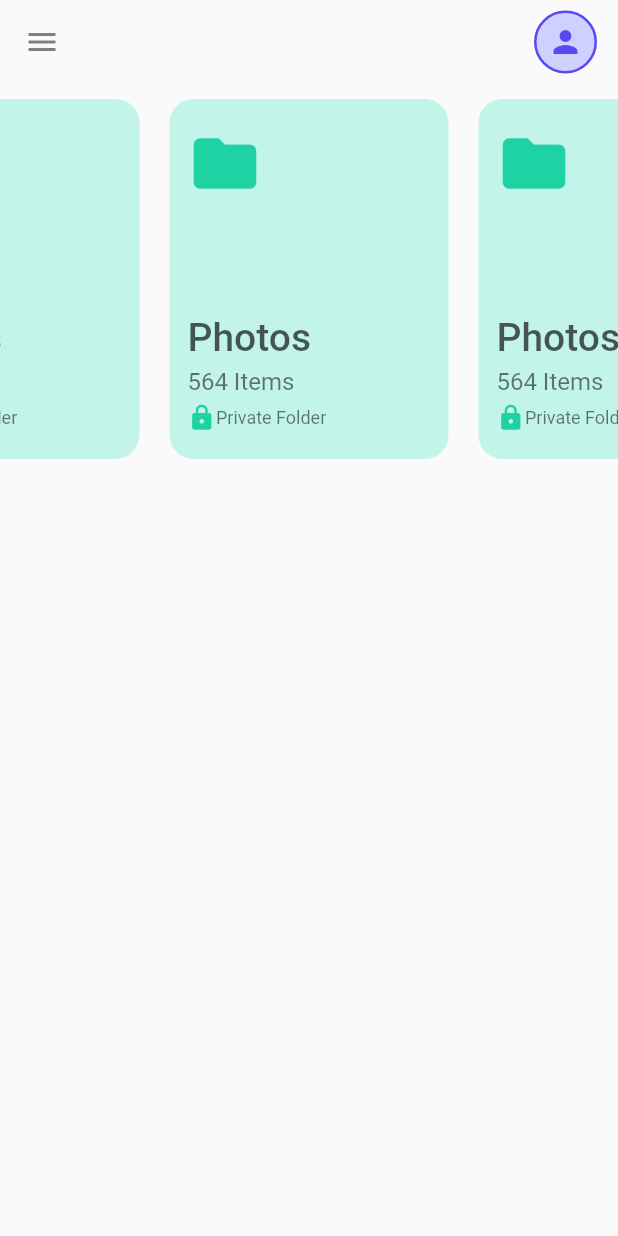
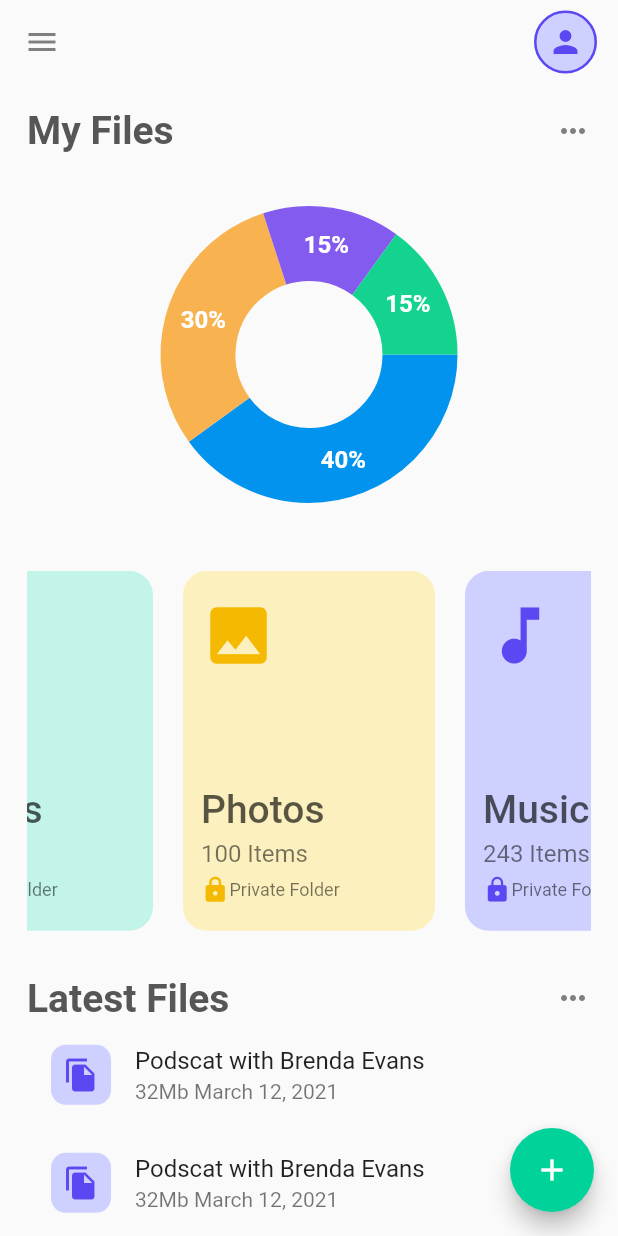
Before and after one commit to gian-pc/flutter_ui_3, a Flutter app: the screen it shows after launch, on a phone screen of 412 x 824 dp. Run offline on Flutter 3.47's test engine with Material 2 defaults, Android fonts, the phone set to English and light mode, and no system bars; drawn by our look-alikes of fl_chart.

Commit message:
UI_3 Finish

```diff
--- a/lib/pages/home_page.dart
+++ b/lib/pages/home_page.dart
@@ -1,8 +1,9 @@
+import 'dart:math';
 import 'package:flutter/cupertino.dart';
 import 'package:flutter/material.dart';
 import 'package:flutter/widgets.dart';
-
 import 'package:fl_chart/fl_chart.dart';
+import 'package:flutter_codigo3_ui_3/pages/data_dummy.dart';
 
 class HomePage extends StatefulWidget {
   @override
@@ -41,129 +42,125 @@ class _HomePageState extends State<HomePage> {
         ],
       ),
       drawer: Drawer(),
-      // body: SafeArea(
-      //   child: SingleChildScrollView(
-      //     padding: EdgeInsets.symmetric(horizontal: 18.0, vertical: 16.0),
-      //     child: Column(
-      //       children: [
-      //         Row(
-      //           mainAxisAlignment: MainAxisAlignment.spaceBetween,
-      //           children: [
-      //             Text(
-      //               "My Files",
-      //               style: TextStyle(
-      //                 color: Color(0xff565656),
-      //                 fontSize: 26.0,
-      //                 fontWeight: FontWeight.bold
-      //               ),
-      //             ),
-      //             Icon(
-      //               Icons.more_horiz,
-      //               color: Color(0xff7f7f7f),
-      //             )
-      //           ],
-      //         ),
-      //         AspectRatio(
-      //           aspectRatio: 1.4,
-      //           child: PieChart(
-      //             PieChartData(
-      //                 pieTouchData:
-      //                 PieTouchData(touchCallback: (FlTouchEvent event, pieTouchResponse) {
-      //                   setState(() {
-      //                     if (!event.isInterestedForInteractions ||
-      //                         pieTouchResponse == null ||
-      //                         pieTouchResponse.touchedSection == null) {
-      //                       touchedIndex = -1;
-      //                       return;
-      //                     }
-      //                     touchedIndex = pieTouchResponse.touchedSection!.touchedSectionIndex;
-      //                   });
-      //                 }),
-      //                 borderData: FlBorderData(
-      //                   show: false,
-      //                 ),
-      //                 sectionsSpace: 0,
-      //                 centerSpaceRadius: 49,
-      //                 sections: showingSections()),
-      //           ),
-      //         ),
-      //         Text("sdsd")
-      //       ],
-      //     ),
-      //   ),
-      // ),
-      body: SingleChildScrollView(
+      floatingActionButton: FloatingActionButton(
+        onPressed: () {},
+        child: Icon(Icons.add),
+        backgroundColor: Color(0xff00D399),
+      ),
+      body: SafeArea(
+        child: SingleChildScrollView(
+          padding: EdgeInsets.symmetric(horizontal: 18.0, vertical: 16.0),
           child: Column(
             children: [
+              Row(
+                mainAxisAlignment: MainAxisAlignment.spaceBetween,
+                children: [
+                  Text(
+                    "My Files",
+                    style: TextStyle(
+                        color: Color(0xff565656),
+                        fontSize: 26.0,
+                        fontWeight: FontWeight.bold),
+                  ),
+                  Icon(
+                    Icons.more_horiz,
+                    color: Color(0xff7f7f7f),
+                  )
+                ],
+              ),
+              AspectRatio(
+                aspectRatio: 1.4,
+                child: PieChart(
+                  PieChartData(
+                      pieTouchData: PieTouchData(touchCallback:
+                          (FlTouchEvent event, pieTouchResponse) {
+                        setState(() {
+                          if (!event.isInterestedForInteractions ||
+                              pieTouchResponse == null ||
+                              pieTouchResponse.touchedSection == null) {
+                            touchedIndex = -1;
+                            return;
+                          }
+                          touchedIndex = pieTouchResponse
+                              .touchedSection!.touchedSectionIndex;
+                        });
+                      }),
+                      borderData: FlBorderData(
+                        show: false,
+                      ),
+                      sectionsSpace: 0,
+                      centerSpaceRadius: 49,
+                      sections: showingSections()),
+                ),
+              ),
               Container(
                 margin: EdgeInsets.symmetric(vertical: 10),
                 height: 240.0,
                 //color: Colors.purpleAccent,
                 child: PageView.builder(
-                  itemCount: 10,
+                  itemCount: miDataMap.length,
                   scrollDirection: Axis.horizontal,
                   controller: PageController(
                     initialPage: 4,
                     viewportFraction: 0.5,
                   ),
-                  itemBuilder: (BuildContext context, int index) {
-                    return Container(
-                      padding: EdgeInsets.symmetric(
-                          vertical: 18.0, horizontal: 12.0),
-                      margin: EdgeInsets.symmetric(horizontal: 10.0),
-                      decoration: BoxDecoration(
-                          color: Color(0xffC2F4E9),
-                          borderRadius: BorderRadius.circular(16.0)),
-                      child: Column(
-                        crossAxisAlignment: CrossAxisAlignment.start,
-                        children: [
-                          Icon(
-                            Icons.folder,
-                            color: Color(0xff1ED2A4),
-                            size: 50,
-                          ),
-                          Expanded(child: Container()),
-                          Text(
-                            "Photos",
-                            style: TextStyle(
-                              fontSize: 26.0,
-                              color: Colors.black87.withOpacity(0.65),
-                              fontWeight: FontWeight.w500,
+                  itemBuilder: (BuildContext context, int i) {
+                    return ItemCarouselWidget(
+                      index: i + 1,
+                    );
+                  },
                 ),
               ),
               SizedBox(
-                            height: 5.0,
-                          ),
-                          Text(
-                            "564 Items",
-                            style:
-                                TextStyle(color: Colors.black54, fontSize: 16),
-                          ),
-                          SizedBox(
-                            height: 5.0,
+                height: 20.0,
               ),
               Row(
+                mainAxisAlignment: MainAxisAlignment.spaceBetween,
                 children: [
+                  Text(
+                    "Latest Files",
+                    style: TextStyle(
+                        color: Color(0xff565656),
+                        fontSize: 26.0,
+                        fontWeight: FontWeight.bold
+                    ),
+                  ),
                   Icon(
-                                Icons.lock,
-                                color: Color(0xff1ED2A4),
-                                size: 19,
-                              ),
-                              Text(
-                                "Private Folder",
-                                style: TextStyle(
-                                    fontSize: 12.0, color: Colors.black54),
-                              )
-                            ],
+                    Icons.more_horiz,
+                    color: Color(0xff7f7f7f),
                   )
                 ],
               ),
+              ListView.builder(
+                itemCount: 4,
+                primary: false,
+                shrinkWrap: true,
+                itemBuilder: (BuildContext context, int index){
+                  return ListTile(
+                    leading: Container(
+                      padding: EdgeInsets.all(8.0),
+                      decoration: BoxDecoration(
+                        color: Color(0xffCED1FF),
+                        borderRadius: BorderRadius.circular(10.0)
+                      ),
+                      child: Icon(Icons.file_copy, color: Color(0xff5C48F2),),
+                    ),
+                    title: Text("Podscat with Brenda Evans"),
+                    subtitle: Text("32Mb March 12, 2021"),
                   );
-                  }),
-            ),
+                },
+              )
             ],
           ),
         ),
+      ),
+      // body: SingleChildScrollView(
+      //   child: Column(
+      //     children: [
+      //
+      //     ],
+      //   ),
+      // ),
     );
   }
 
@@ -223,3 +220,61 @@ class _HomePageState extends State<HomePage> {
     });
   }
 }
+
+class ItemCarouselWidget extends StatelessWidget {
+  int index;
+
+  ItemCarouselWidget({required this.index});
+  @override
+  Widget build(BuildContext context) {
+    return Container(
+      padding: EdgeInsets.symmetric(vertical: 18.0, horizontal: 12.0),
+      margin: EdgeInsets.symmetric(horizontal: 10.0),
+      decoration: BoxDecoration(
+          color: miDataMap[index]["backgroundColor"],
+          borderRadius: BorderRadius.circular(16.0)),
+      child: Column(
+        crossAxisAlignment: CrossAxisAlignment.start,
+        children: [
+          Icon(
+            miDataMap[index]["icon"],
+            color: miDataMap[index]["iconColor"],
+            size: 50,
+          ),
+          Expanded(child: Container()),
+          Text(
+            miDataMap[index]["title"],
+            style: TextStyle(
+              fontSize: 26.0,
+              color: Colors.black87.withOpacity(0.65),
+              fontWeight: FontWeight.w500,
+            ),
+          ),
+          SizedBox(
+            height: 5.0,
+          ),
+          Text(
+            "${miDataMap[index]["number"]} Items",
+            style: TextStyle(color: Colors.black54, fontSize: 16),
+          ),
+          SizedBox(
+            height: 5.0,
+          ),
+          Row(
+            children: [
+              Icon(
+                Icons.lock,
+                color: miDataMap[index]["iconColor"],
+                size: 19,
+              ),
+              Text(
+                "Private Folder",
+                style: TextStyle(fontSize: 12.0, color: Colors.black54),
+              )
+            ],
+          )
+        ],
+      ),
+    );
+  }
+}
```
Also changed, not shown: lib/pages/data_dummy.dart (added, +48 -0 lines). Lines whose indentation alone changed are shown as unchanged.
